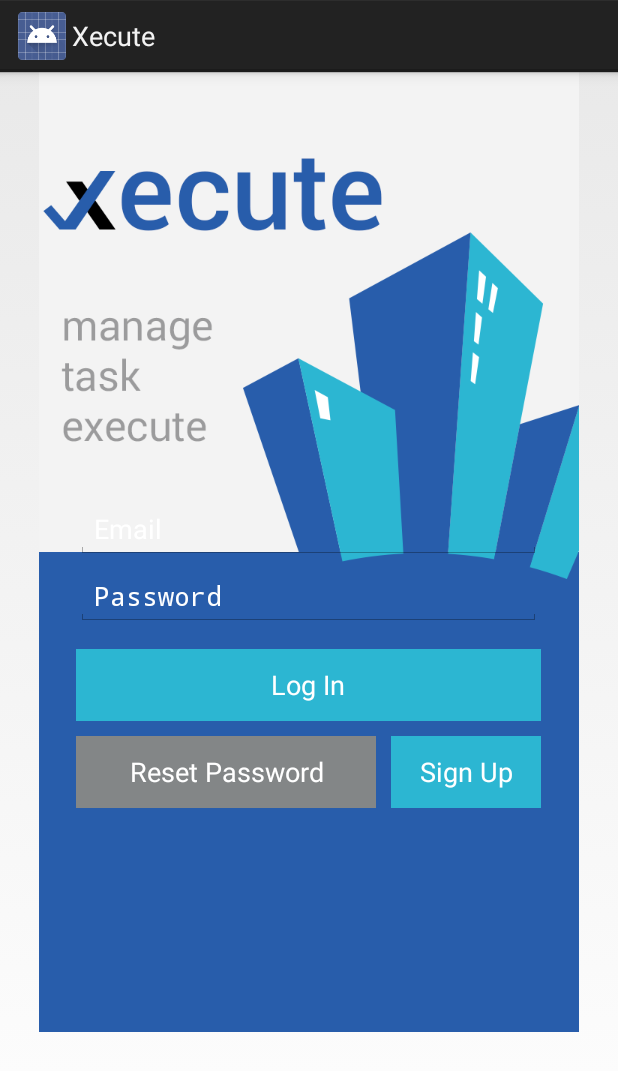
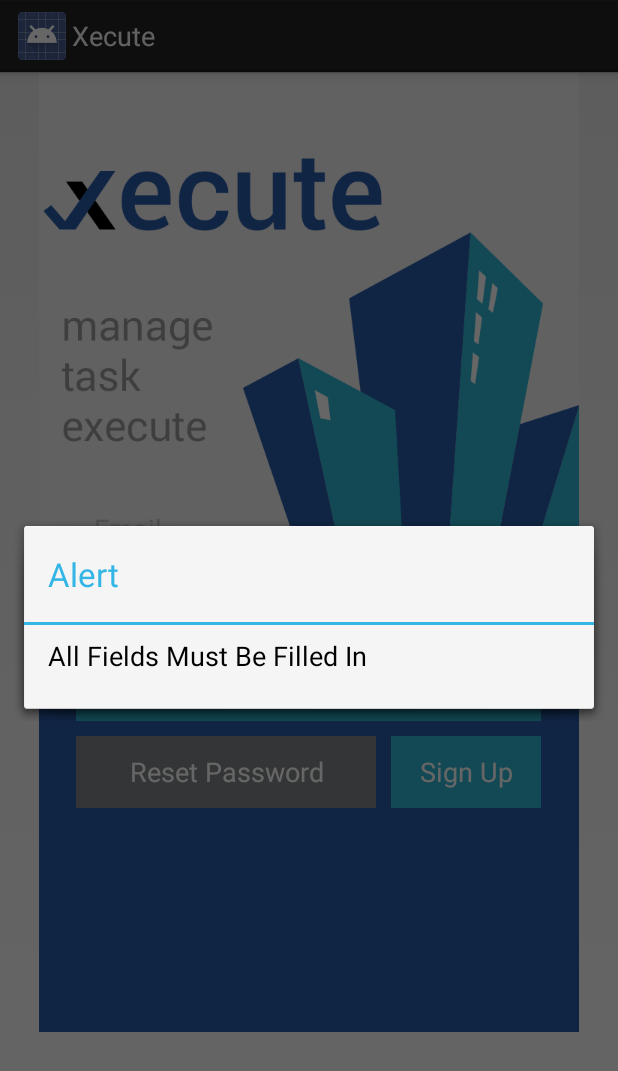
Before and after one commit to adburke/ADP2, an Android app: the screen it shows after launch (LoginActivity), after a tap on "Log In", on a phone screen of 412 x 824 dp. Shown: the top 1071 px of the screen. Run offline under Robolectric (Android 15) with nearby library versions, the phone set to English and light mode, and no system bars; libraries missing offline, so code that uses them is left out: com.parse; 1 statement that could not run was skipped.

Commit message:
Added Animation to fragments - Completed all operations with Parse - Completed all error checking on inputs

```diff
--- a/xecute/app/src/main/java/com/xecute/app/LoginActivity.java
+++ b/xecute/app/src/main/java/com/xecute/app/LoginActivity.java
@@ -1,33 +1,49 @@
 package com.xecute.app;
 
 import android.app.AlertDialog;
+import android.content.Context;
 import android.os.Bundle;
 import android.support.v4.app.FragmentActivity;
+import android.support.v4.app.FragmentManager;
+import android.support.v4.app.FragmentTransaction;
 import android.util.Log;
 import android.view.View;
 import android.widget.EditText;
 
+import com.parse.LogInCallback;
 import com.parse.Parse;
 import com.parse.ParseAnalytics;
+import com.parse.ParseException;
 import com.parse.ParseObject;
+import com.parse.ParseUser;
+import com.parse.RequestPasswordResetCallback;
+import com.parse.SignUpCallback;
 
 
 public class LoginActivity extends FragmentActivity implements LoginFragment.LoginFragmentListener,
         SignupFragment.SignupFragmentListener, ResetFragment.ResetFragmentListener {
 
     final private String LOGIN = "LOGIN ACTIVITY";
+    Context mContext;
+
+    LoginFragment loginFragment;
 
     @Override
     protected void onCreate(Bundle savedInstanceState) {
         super.onCreate(savedInstanceState);
         setContentView(R.layout.activity_login);
 
-        Parse.initialize(this, "0168Opz62QUNZQq7KBoYpky76XHovSkbsic0CuaV", "geMyhc0Ni3HR5IX8uzpNt5dxklmOgVtfveIJDxNt" );
+        mContext = this;
 
-        LoginFragment loginFragment = new LoginFragment();
+        Parse.initialize(mContext, "0168Opz62QUNZQq7KBoYpky76XHovSkbsic0CuaV", "geMyhc0Ni3HR5IX8uzpNt5dxklmOgVtfveIJDxNt" );
 
-        getSupportFragmentManager().beginTransaction()
-                .add(R.id.fragment_container, loginFragment).commit();
+        FragmentManager fragManager = getSupportFragmentManager();
+        FragmentTransaction fragTrans = fragManager.beginTransaction();
+        fragTrans.setCustomAnimations(R.anim.enter, R.anim.exit, R.anim.back_enter, R.anim.back_exit);
+
+        loginFragment = new LoginFragment();
+        fragTrans.add(R.id.fragment_container, loginFragment).commit();
+
     }
 
 
@@ -36,13 +52,16 @@ public class LoginActivity extends FragmentActivity implements LoginFragment.Log
         switch (v.getId()) {
             case R.id.loginBtn:
                 Log.i(LOGIN, "Login Btn pressed!");
+                UserLogin();
                 break;
 
             case R.id.goToSignupBtn:
                 Log.i(LOGIN, "Go to signup!");
 
+
                 SignupFragment signupFragment = new SignupFragment();
                 getSupportFragmentManager().beginTransaction()
+                        .setCustomAnimations(R.anim.enter, R.anim.exit, R.anim.back_enter, R.anim.back_exit)
                         .replace(R.id.fragment_container, signupFragment)
                         .addToBackStack(null).commit();
                 break;
@@ -52,6 +71,7 @@ public class LoginActivity extends FragmentActivity implements LoginFragment.Log
 
                 ResetFragment resetFragment = new ResetFragment();
                 getSupportFragmentManager().beginTransaction()
+                        .setCustomAnimations(R.anim.enter, R.anim.exit, R.anim.back_enter, R.anim.back_exit)
                         .replace(R.id.fragment_container, resetFragment)
                         .addToBackStack(null).commit();
                 break;
@@ -68,28 +88,106 @@ public class LoginActivity extends FragmentActivity implements LoginFragment.Log
         }
     }
 
+    public void UserLogin() {
+        EditText userEmailInput = (EditText) findViewById(R.id.user_email);
+        final EditText userPasswordInput = (EditText) findViewById(R.id.user_password);
+        String email = userEmailInput.getText().toString();
+        String password = userPasswordInput.getText().toString();
+
+        if (email.isEmpty() || password.isEmpty()) {
+            AlertDialog.Builder builder = new AlertDialog.Builder(mContext);
+            builder.setMessage("All Fields Must Be Filled In").setTitle("Alert");
+            AlertDialog dialog = builder.create();
+            dialog.show();
+        } else {
+            ParseUser.logInInBackground(email, password, new LogInCallback() {
+                public void done(ParseUser user, ParseException e) {
+                    if (user != null) {
+                        Log.i(LOGIN, "Log In Successful!");
+                    } else {
+                        AlertDialog.Builder builder = new AlertDialog.Builder(mContext);
+                        builder.setMessage("Log In Failed with Error: " + e.getMessage()).setTitle("Alert");
+                        AlertDialog dialog = builder.create();
+                        dialog.show();
+                        userPasswordInput.setText("");
+                    }
+                }
+            });
+
+        }
+    }
+
     public void UserSignUp() {
         Log.i(LOGIN, "UserSignUp fired");
         EditText userNameInput = (EditText) findViewById(R.id.signupEmail);
         EditText passwordInput = (EditText) findViewById(R.id.signupPassword);
         EditText confirmPassInput = (EditText) findViewById(R.id.signupConfPassword);
+        String userName = userNameInput.getText().toString();
+        String password = passwordInput.getText().toString();
+        String confirmPassword = confirmPassInput.getText().toString();
 
-        Log.i(LOGIN, "email= " + userNameInput.getText() + " Pass= " + passwordInput.getText() + " ConfPass= " + confirmPassInput.getText());
+        Log.i(LOGIN, "email= " + userName + " Pass= " + password + " ConfPass= " + confirmPassword);
 
-        if (passwordInput.getText().toString().isEmpty() && confirmPassInput.getText().toString().isEmpty() && userNameInput.getText().toString().isEmpty()){
-            AlertDialog.Builder builder = new AlertDialog.Builder(this);
+        if (password.isEmpty() && confirmPassword.isEmpty() && userName.isEmpty()){
+            AlertDialog.Builder builder = new AlertDialog.Builder(mContext);
             builder.setMessage("All Fields Must Be Filled In").setTitle("Alert");
             AlertDialog dialog = builder.create();
             dialog.show();
-        } else if (!passwordInput.getText().toString().equals(confirmPassInput.getText().toString())) {
-            AlertDialog.Builder builder = new AlertDialog.Builder(this);
+        } else if (!password.equals(confirmPassword)) {
+            AlertDialog.Builder builder = new AlertDialog.Builder(mContext);
             builder.setMessage("Passwords Do Not Match").setTitle("Alert");
             AlertDialog dialog = builder.create();
             dialog.show();
+        } else {
+            ParseUser user = new ParseUser();
+            user.setUsername(userName);
+            user.setPassword(password);
+            user.setEmail(userName);
+
+            user.signUpInBackground(new SignUpCallback() {
+                public void done(ParseException e) {
+                    if (e == null) {
+                        Log.i(LOGIN, "Sign up successful!");
+                    } else {
+                        AlertDialog.Builder builder = new AlertDialog.Builder(mContext);
+                        builder.setMessage("Sign Up Failed with Error: " + e.getMessage()).setTitle("Alert");
+                        AlertDialog dialog = builder.create();
+                        dialog.show();
+                    }
+                }
+            });
         }
     }
 
     public void PasswordReset() {
+        Log.i(LOGIN, "Reset password fired.");
+        final EditText resetEmailinput = (EditText) findViewById(R.id.resetEmail);
+        String email = resetEmailinput.getText().toString();
+
+        if (email.isEmpty()) {
+            AlertDialog.Builder builder = new AlertDialog.Builder(mContext);
+            builder.setMessage("Please Input Your Account Email Address").setTitle("Alert");
+            AlertDialog dialog = builder.create();
+            dialog.show();
+        } else {
+            ParseUser.requestPasswordResetInBackground(email,
+                new RequestPasswordResetCallback() {
+                    public void done(ParseException e) {
+                        if (e == null) {
+                            // An email was successfully sent with reset instructions.
+                            Log.i(LOGIN, "Reset password successful.");
+                            getSupportFragmentManager().beginTransaction().replace(R.id.fragment_container,loginFragment).commit();
+
+                        } else {
+                            AlertDialog.Builder builder = new AlertDialog.Builder(mContext);
+                            builder.setMessage("Reset Failed with Error: " + e.getMessage()).setTitle("Alert");
+                            AlertDialog dialog = builder.create();
+                            dialog.show();
+                            resetEmailinput.setText("");
+                        }
+                    }
+                });
+        }
 
     }
 }
--- /dev/null
+++ b/xecute/app/src/main/res/anim/back_enter.xml
@@ -0,0 +1,26 @@
+<?xml version="1.0" encoding="utf-8"?>
+
+<!--
+  ~ Project:		Xecute
+  ~
+  ~ Package:		app
+  ~
+  ~ Author:		aaronburke
+  ~
+  ~ Date:		 	2 12, 2014
+  -->
+
+<set xmlns:android="http://schemas.android.com/apk/res/android">
+    <translate
+        android:fromXDelta="-100%"
+        android:toXDelta="0"
+        android:interpolator="@android:anim/accelerate_decelerate_interpolator"
+        android:duration="@android:integer/config_mediumAnimTime"/>
+    <alpha
+        android:duration="500"
+        android:fromAlpha="0.25"
+        android:interpolator="@android:anim/accelerate_interpolator"
+        android:repeatMode="reverse"
+        android:startOffset="500"
+        android:toAlpha="1.0" />
+</set>
--- /dev/null
+++ b/xecute/app/src/main/res/anim/back_exit.xml
@@ -0,0 +1,26 @@
+<?xml version="1.0" encoding="utf-8"?>
+
+<!--
+  ~ Project:		Xecute
+  ~
+  ~ Package:		app
+  ~
+  ~ Author:		aaronburke
+  ~
+  ~ Date:		 	2 12, 2014
+  -->
+
+<set xmlns:android="http://schemas.android.com/apk/res/android">
+    <translate
+        android:fromXDelta="0"
+        android:toXDelta="100%"
+        android:interpolator="@android:anim/accelerate_decelerate_interpolator"
+        android:duration="@android:integer/config_mediumAnimTime"/>
+    <alpha
+        android:duration="500"
+        android:fromAlpha="1"
+        android:interpolator="@android:anim/accelerate_interpolator"
+        android:repeatMode="reverse"
+        android:startOffset="500"
+        android:toAlpha="0" />
+</set>
--- /dev/null
+++ b/xecute/app/src/main/res/anim/exit.xml
@@ -0,0 +1,27 @@
+<?xml version="1.0" encoding="utf-8"?>
+
+<!--
+  ~ Project:		Xecute
+  ~
+  ~ Package:		app
+  ~
+  ~ Author:		aaronburke
+  ~
+  ~ Date:		 	2 12, 2014
+  -->
+
+<set xmlns:android="http://schemas.android.com/apk/res/android">
+    <translate
+        android:fromXDelta="0"
+        android:toXDelta="-100%"
+        android:interpolator="@android:anim/accelerate_decelerate_interpolator"
+        android:duration="@android:integer/config_mediumAnimTime"/>
+
+    <alpha
+        android:duration="500"
+        android:fromAlpha="1"
+        android:interpolator="@android:anim/accelerate_interpolator"
+        android:repeatMode="reverse"
+        android:startOffset="500"
+        android:toAlpha="0" />
+</set>
--- a/xecute/app/src/main/res/layout/login.xml
+++ b/xecute/app/src/main/res/layout/login.xml
@@ -27,7 +27,8 @@
         android:layout_width="match_parent"
         android:layout_height="wrap_content"
         android:layout_marginBottom="5dp"
-        android:textColorHint="#ffffff"
+        android:textColorHint="#cccccc"
+        android:textColor="#ffffff"
         android:maxLines="1"
         android:hint="Email"/>
 
@@ -36,7 +37,8 @@
         android:inputType="textPassword"
         android:layout_width="match_parent"
         android:layout_height="wrap_content"
-        android:textColorHint="#ffffff"
+        android:textColorHint="#cccccc"
+        android:textColor="#ffffff"
         android:maxLines="1"
         android:hint="Password"/>
 
--- a/xecute/app/src/main/res/layout/reset_password.xml
+++ b/xecute/app/src/main/res/layout/reset_password.xml
@@ -21,9 +21,12 @@
     tools:context="com.xecute.app.ResetFragment">
 
     <EditText
+        android:id="@+id/resetEmail"
+        android:inputType="textEmailAddress"
         android:layout_width="match_parent"
         android:layout_height="wrap_content"
-        android:textColorHint="#ffffff"
+        android:textColorHint="#cccccc"
+        android:textColor="#ffffff"
         android:maxLines="1"
         android:hint="Email"/>
 
@@ -34,6 +37,7 @@
         android:width="310dp"
         android:layout_gravity="center_horizontal"
         android:layout_marginTop="15dp"
+        android:textColorHint="#cccccc"
         android:textColor="#ffffff"
         android:background="#2cb6d2"
         android:text="Reset Password"/>
```
Also changed, not shown: xecute/app/src/main/res/anim/enter.xml (added, +27 -0 lines), xecute/app/src/main/res/layout/sign_up.xml (+6 -3 lines).
